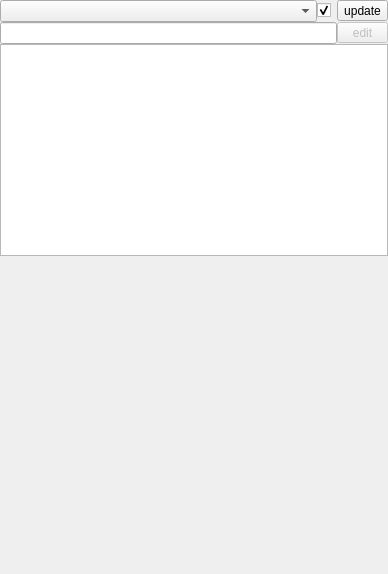
Above: chisurf/gui/widgets/models/parameter_transform/parameter_transform.ui from Fluorescence-Tools/chisurf before the change. Below: the same form after it.
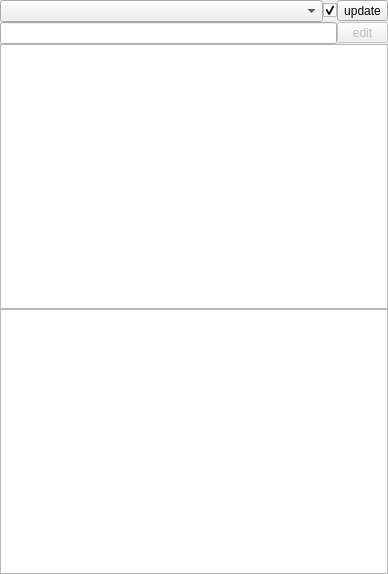
That is the form after the change.

Commit message: feat(gui): update parameter transform widget layout with description browser and shortened paths

```diff
--- a/chisurf/gui/widgets/models/parameter_transform/parameter_transform.ui
+++ b/chisurf/gui/widgets/models/parameter_transform/parameter_transform.ui
@@ -80,18 +80,24 @@
    <item row="3" column="0" colspan="3">
     <layout class="QGridLayout" name="gridLayout"/>
    </item>
-   <item row="4" column="1">
-    <spacer name="verticalSpacer">
-     <property name="orientation">
-      <enum>Qt::Vertical</enum>
+   <item row="4" column="0" colspan="3">
+    <widget class="QTextBrowser" name="descriptionBrowser">
+     <property name="sizePolicy">
+      <sizepolicy hsizetype="Expanding" vsizetype="Expanding">
+       <horstretch>0</horstretch>
+       <verstretch>0</verstretch>
+      </sizepolicy>
      </property>
-     <property name="sizeHint" stdset="0">
+     <property name="minimumSize">
       <size>
-       <width>20</width>
-       <height>318</height>
+       <width>0</width>
+       <height>100</height>
       </size>
      </property>
-    </spacer>
+     <property name="readOnly">
+      <bool>true</bool>
+     </property>
+    </widget>
    </item>
    <item row="2" column="0" colspan="3">
     <widget class="QTextEdit" name="textEdit">
```
The commit also changes 1 other file.
